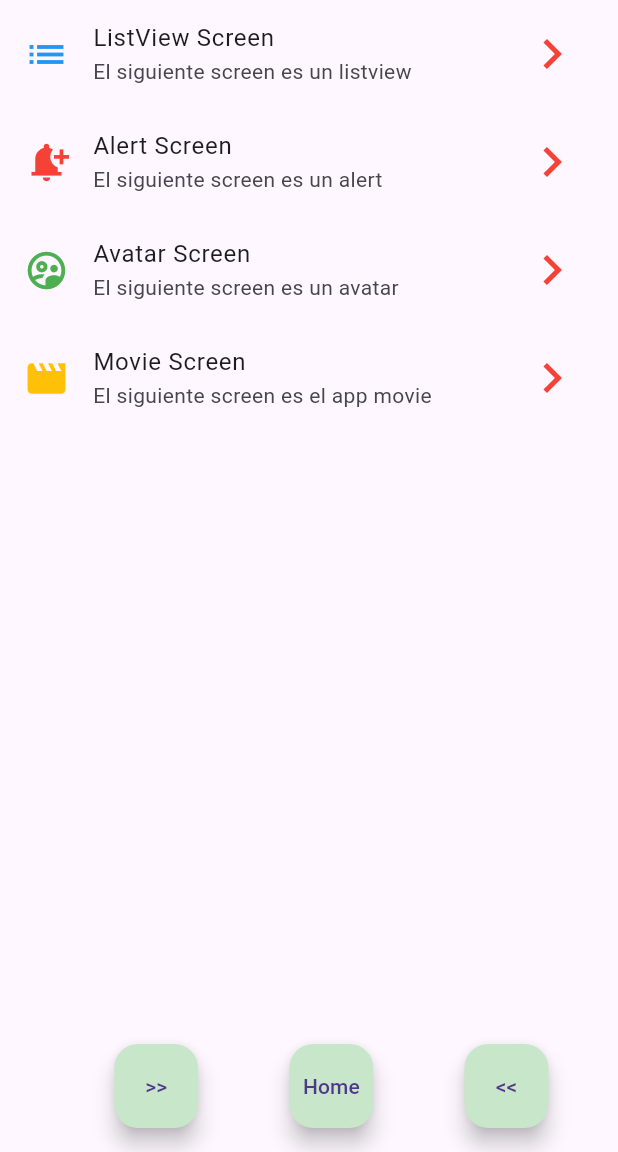
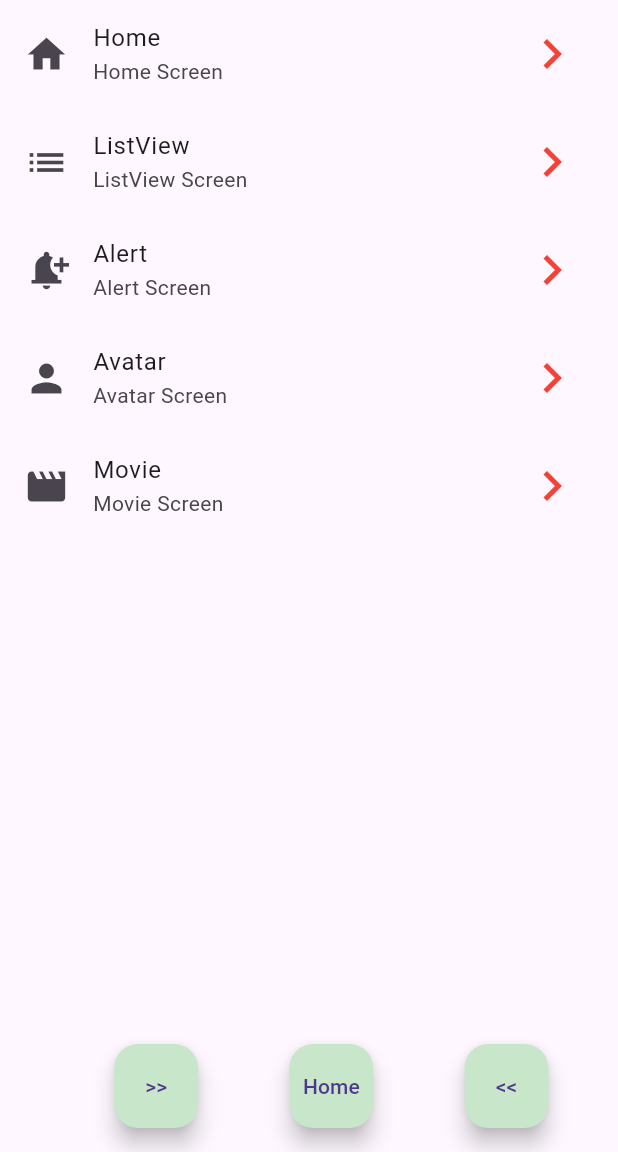
Before and after one commit to Sadot18/app_widgets, a Flutter app: the screen it shows after launch, on a phone screen of 412 x 824 dp, the part 84-1236 px from its top. Run offline on Flutter 3.47's test engine with Material 3 defaults, Android fonts, the phone set to English and light mode, and no system bars.

Commit message:
Refactor CustomListView para utilizar ListView.builder y cargar opciones de menú dinámicamente

```diff
--- a/lib/widgets/custom_list_view.dart
+++ b/lib/widgets/custom_list_view.dart
@@ -1,44 +1,23 @@
-
+import 'package:app_widgets/models/menu_option.dart';
+import 'package:app_widgets/routes/routes.dart';
 import 'package:flutter/material.dart';
 
 class CustomListView extends StatelessWidget {
-  const CustomListView({
-    super.key,
-  });
+  CustomListView({super.key});
+
+  final List<MenuOption> option = Routes.option;
 
   @override
   Widget build(BuildContext context) {
-    return ListView(
-      children: [
-        ListTile(
-          leading: Icon(Icons.list, color: Colors.blue),
-          title: Text('ListView Screen'),
-          subtitle: Text('El siguiente screen es un listview'),
-          trailing: Icon(Icons.navigate_next, color: Colors.red, size: 40,),
-          onTap: () => Navigator.pushNamed(context, 'listview'),
+    return ListView.builder(
+      itemCount: option.length,
+      itemBuilder: (context, index) => ListTile(
+          leading: Icon( option[index].icono),
+          title: Text(option[index].title),
+          subtitle: Text(option[index].description),
+          trailing: Icon(Icons.navigate_next, color: Colors.red, size: 40),
+          onTap: () => Navigator.pushNamed(context, option[index].route),
         ),
-        ListTile(
-          leading: Icon(Icons.notification_add, color: Colors.red),
-          title: Text('Alert Screen'),
-          subtitle: Text('El siguiente screen es un alert'),
-          trailing: Icon(Icons.navigate_next, color: Colors.red, size: 40,),
-          onTap: () => Navigator.pushNamed(context, 'alert'),
-        ),
-        ListTile(
-          leading: Icon(Icons.supervised_user_circle_outlined, color: Colors.green),
-          title: Text('Avatar Screen'),
-          subtitle: Text('El siguiente screen es un avatar'),
-          trailing: Icon(Icons.navigate_next, color: Colors.red, size: 40,),
-          onTap: () => Navigator.pushNamed(context, 'avatar'),
-        ),
-        ListTile(
-          leading: Icon(Icons.movie, color: Colors.amber),
-          title: Text('Movie Screen'),
-          subtitle: Text('El siguiente screen es el app movie'),
-          trailing: Icon(Icons.navigate_next, color: Colors.red , size: 40,),
-          onTap: () => Navigator.pushNamed(context, 'movie'),
-        ),
-      ],
     );
   }
 }
```
